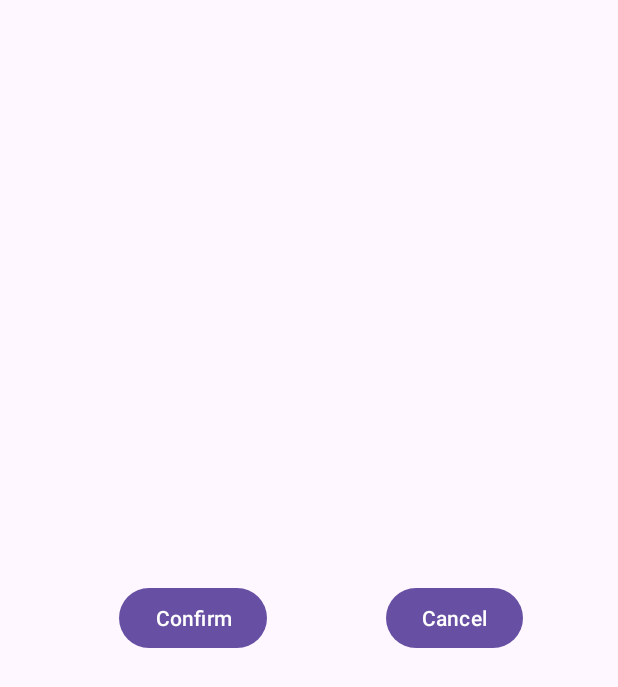
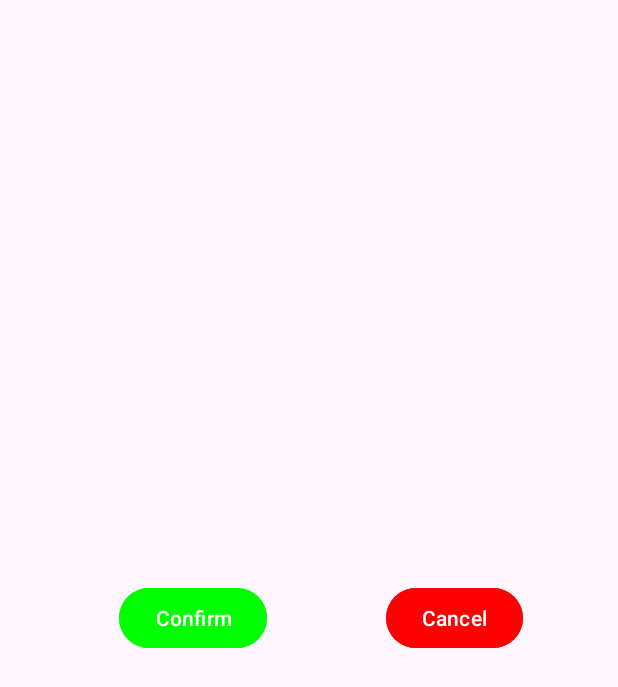
Before and after one commit to DaveyJS/PMDM, an Android app: the screen it shows after launch (MainActivity), on a phone screen of 412 x 824 dp. Shown: the top 687 px of the screen. Run offline under Robolectric (Android 15) with nearby library versions, the phone set to English and light mode, and no system bars.

Commit message:
Apply colors to buttons on activity_main.xml

```diff
--- a/app/src/main/res/layout/activity_main.xml
+++ b/app/src/main/res/layout/activity_main.xml
@@ -15,6 +15,7 @@
         android:layout_marginTop="32dp"
         android:layout_marginEnd="16dp"
         android:layout_marginBottom="32dp"
+        android:backgroundTint="@color/btnConfirm"
         android:text="@string/btnConfirm"
         app:layout_constraintBottom_toBottomOf="parent"
         app:layout_constraintEnd_toStartOf="@+id/btnCancel"
@@ -29,6 +30,7 @@
         android:layout_marginTop="32dp"
         android:layout_marginEnd="16dp"
         android:layout_marginBottom="32dp"
+        android:backgroundTint="@color/btnCancel"
         android:text="@string/btnCancel"
         app:layout_constraintBottom_toBottomOf="parent"
         app:layout_constraintEnd_toEndOf="parent"
```
